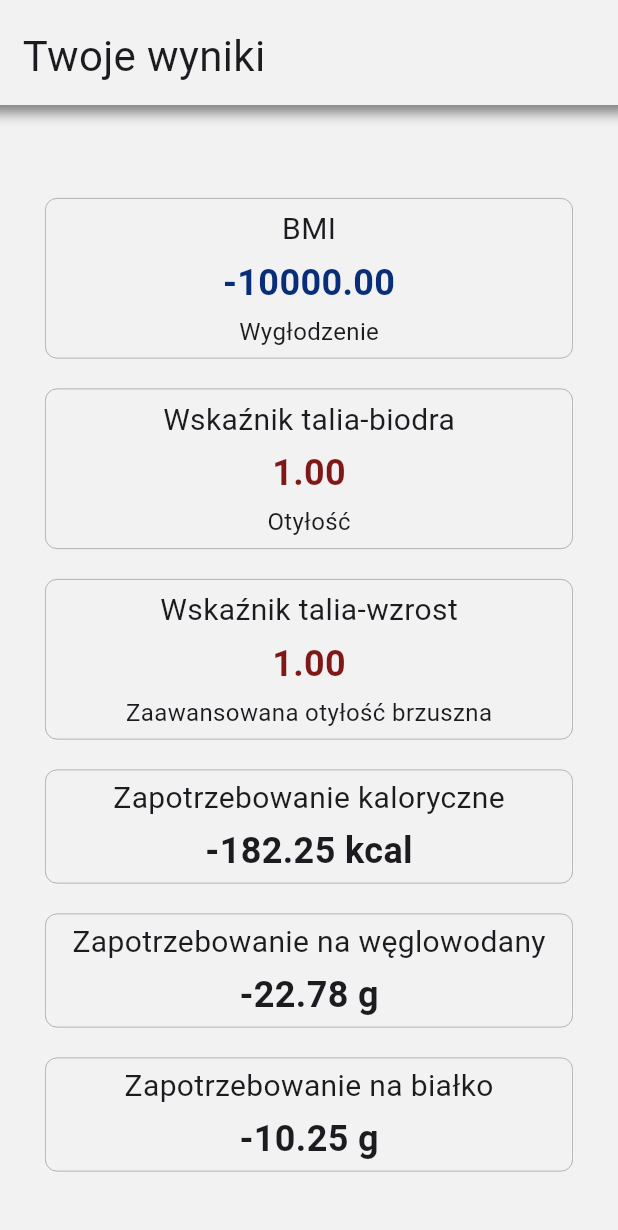
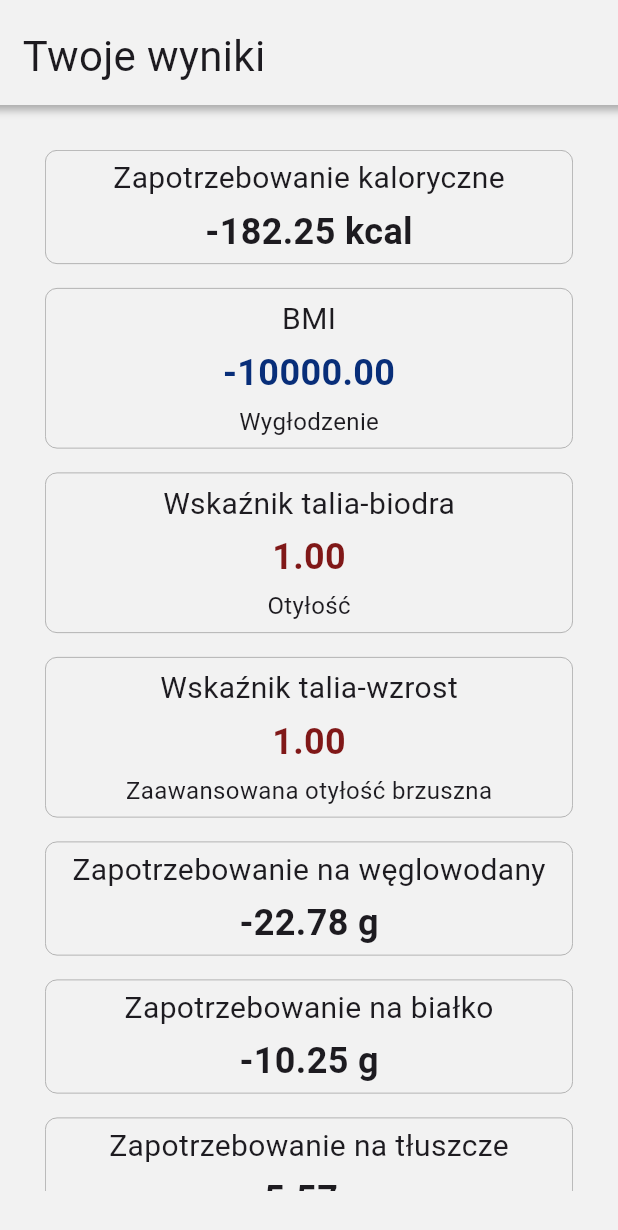
Before and after one commit to walig-here/dietetic-calc, a Flutter app: the ResultsPage screen opened directly, on a phone screen of 412 x 824 dp. Shown: the top 1230 px of the screen. Run offline on Flutter 3.47's test engine with Material 3 defaults, Android fonts, the phone set to English and light mode, and no system bars.

Commit message:
React final poprawki

```diff
--- a/dietetic_calc_flutter/lib/pages/form_page.dart
+++ b/dietetic_calc_flutter/lib/pages/form_page.dart
@@ -36,10 +36,9 @@ class _FormPageState extends State<FormPage> {
               HeaderBar(title: 'Uzupełnij dane'),
               Expanded(
                 child: Padding(
-                  padding: const EdgeInsets.all(30.0),
+                  padding: const EdgeInsets.symmetric(horizontal:40, vertical:30),
                   child: ListView(
                     children: [
-                      SizedBox(height: 32),
                       LabeledSelectionMenu(
                         options: GENDERS,
                         label: "Płeć",
@@ -51,7 +50,7 @@ class _FormPageState extends State<FormPage> {
                           });
                         },
                       ),
-                      SizedBox(height: 16),
+                      SizedBox(height: 20),
                       LabeledNumberInput(
                         labelText: 'Wiek (lata)',
                         handleOnChanged: (newAge, valid) {
@@ -61,7 +60,7 @@ class _FormPageState extends State<FormPage> {
                           });
                         },
                       ),
-                      SizedBox(height: 16),
+                      SizedBox(height: 20),
                       LabeledNumberInput(
                         labelText: 'Waga (kg)',
                         handleOnChanged: (newWeight, valid) {
@@ -71,7 +70,7 @@ class _FormPageState extends State<FormPage> {
                           });
                         },
                       ),
-                      SizedBox(height: 16),
+                      SizedBox(height: 20),
                       LabeledNumberInput(
                         labelText: 'Wzrost (cm)',
                         handleOnChanged: (newHeight, valid) {
@@ -81,7 +80,7 @@ class _FormPageState extends State<FormPage> {
                           });
                         },
                       ),
-                      SizedBox(height: 16),
+                      SizedBox(height: 20),
                       LabeledNumberInput(
                         labelText: 'Obwód w tali (cm)',
                         handleOnChanged: (newWaist, valid) {
@@ -91,7 +90,7 @@ class _FormPageState extends State<FormPage> {
                           });
                         },
                       ),
-                      SizedBox(height: 16),
+                      SizedBox(height: 20),
                       LabeledNumberInput(
                         labelText: 'Obwód w biodrach (cm)',
                         handleOnChanged: (newHips, valid) {
@@ -101,13 +100,13 @@ class _FormPageState extends State<FormPage> {
                           });
                         },
                       ),
-                      SizedBox(height: 16),
+                      SizedBox(height: 20),
                       Container(
                         width: double.infinity,
                         child: LabeledSelectionMenu(
                           options: ACTIVITY,
                           label: "Aktywność fizyczna",
-                          placeholder: 'Wybierz aktywność',
+                          placeholder: 'Wybierz poziom aktywności',
                           handleOnSelected: (newActivity, valid) {
                             appState.setActivity(newActivity);
                             setState(() {
@@ -116,7 +115,7 @@ class _FormPageState extends State<FormPage> {
                           },
                         ),
                       ),
-                      SizedBox(height: 32),
+                      SizedBox(height: 20),
                       MyButton(
                         label: 'oblicz raport',
                         handleOnPressed: () {
@@ -130,7 +129,6 @@ class _FormPageState extends State<FormPage> {
                           }
                         }
                       ),
-                      SizedBox(height: 32),
                     ],
                   ),
                 ),
--- a/dietetic_calc_flutter/lib/pages/results_page.dart
+++ b/dietetic_calc_flutter/lib/pages/results_page.dart
@@ -49,49 +49,48 @@ class _ResultsPageState extends State<ResultsPage> {
                   padding: const EdgeInsets.all(30),
                   child: ListView(
                     children: [
-                      SizedBox(height: 32),
+                      NotInterpretedCard(
+                        header: 'Zapotrzebowanie kaloryczne',
+                        unit: "kcal",
+                        value: totalKcal.toStringAsFixed(2),
+                      ),
+                      SizedBox(height: 16),
                       InterpretedCard(
                         header: 'BMI',
                         value: bmi.toStringAsFixed(2),
                         interpretation: _interpretBmi(),
                       ),
-                      SizedBox(height: 20),
+                      SizedBox(height: 16),
                       InterpretedCard(
                         header: 'Wskaźnik talia-biodra',
                         value: waistToHipsRatio.toStringAsFixed(2),
                         interpretation: _interpretWaistToHips(appState.gender)
                       ),
-                      SizedBox(height: 20),
+                      SizedBox(height: 16),
                       InterpretedCard(
                         header: 'Wskaźnik talia-wzrost',
                         value: waistToHeightRatio.toStringAsFixed(2),
                         interpretation: _interpretWaistToHeight(),
                       ),
-                      SizedBox(height: 20),
-                      NotInterpretedCard(
-                        header: 'Zapotrzebowanie kaloryczne',
-                        unit: "kcal",
-                        value: totalKcal.toStringAsFixed(2),
-                      ),
-                      SizedBox(height: 20),
+                      SizedBox(height: 16),
                       NotInterpretedCard(
                         header: 'Zapotrzebowanie na węglowodany',
                         unit: "g",
                         value: carbsGrams.toStringAsFixed(2),
                       ),
-                      SizedBox(height: 20),
+                      SizedBox(height: 16),
                       NotInterpretedCard(
                         header: 'Zapotrzebowanie na białko',
                         unit: "g",
                         value: proteinsGrams.toStringAsFixed(2),
                       ),
-                      SizedBox(height: 20),
+                      SizedBox(height: 16),
                       NotInterpretedCard(
                         header: 'Zapotrzebowanie na tłuszcze',
                         unit: "g",
                         value: fatsGrams.toStringAsFixed(2),
                       ),
-                      SizedBox(height: 32),
+                      SizedBox(height: 16),
                       MyButton(
                         label: 'rozpocznij jeszcze raz',
                         handleOnPressed: (){
@@ -120,9 +119,9 @@ class _ResultsPageState extends State<ResultsPage> {
     const MAX_TEMPERATE_CENTRAL_ADIPOSITY = 0.6;
 
     if (waistToHeightRatio < MAX_HEALTHY){
-        return [Color(0xffcdeba7), "Brak otyłości brzusznej"];
+        return [Color(0xff4D741B), "Brak otyłości brzusznej"];
     }if (waistToHeightRatio < MAX_TEMPERATE_CENTRAL_ADIPOSITY){
-        return [Color(0xffffff99), "Umiarkowana otyłość brzuszna"];
+        return [Color(0xff666600), "Umiarkowana otyłość brzuszna"];
     }
     return [Color(0xff801818), "Zaawansowana otyłość brzuszna"];
   }
@@ -132,10 +131,10 @@ class _ResultsPageState extends State<ResultsPage> {
     var MAX_OVERWEIGHT = gender == "Mężczyzna" ? 1 : 0.85;
 
     if (waistToHipsRatio < MAX_NORMAL_WEIGHT){
-        return [Color(0xffcdeba7), "Optymalna masa ciała"];
+        return [Color(0xff4B701A), "Optymalna masa ciała"];
     }
     if (waistToHipsRatio < MAX_OVERWEIGHT){
-        return [Color(0xffffff99), "Nadwaga"];
+        return [Color(0xff6B6B00), "Nadwaga"];
     }
     return [Color(0xff801818), "Otyłość"];
   }
@@ -145,22 +144,22 @@ class _ResultsPageState extends State<ResultsPage> {
       return [Color(0xff082e79), "Wygłodzenie"];
     }
     if (bmi < 17){
-        return [Color(0xff4169e1), "Wychudzenie"];
+        return [Color(0xff305BDF), "Wychudzenie"];
     }
     if (bmi < 18.5){
-        return [Color(0xfface1af), "Niedowaga"];
+        return [Color(0xff2A792C), "Niedowaga"];
     }
     if (bmi < 25.5){
-        return [Color(0xffcdeba7), "Optymalna masa ciała"];
+        return [Color(0xff50781C), "Optymalna masa ciała"];
     }
     if (bmi < 30){
-        return [Color(0xffffff99), "Nadwaga"];
+        return [Color(0xff6B6B00), "Nadwaga"];
     }
     if (bmi < 35){
-        return [Color(0xfffde456), "Otyłość I stopnia"];
+        return [Color(0xff796702), "Otyłość I stopnia"];
     }
     if (bmi < 40){
-        return [Color(0xffcf2929), "Otyłość II stopnia"];
+        return [Color(0xffCF2929), "Otyłość II stopnia"];
     }
     return [Color(0xfffc801818), "Otyłość III stopnia"];
   }
--- a/dietetic_calc_flutter/lib/widgets/button.dart
+++ b/dietetic_calc_flutter/lib/widgets/button.dart
@@ -23,8 +23,6 @@ class MyButton extends StatelessWidget {
           side: BorderSide(color: Color(0xff2c2c2c), width: 1),
         ),
       ),
-      child: Padding(
-        padding: const EdgeInsets.all(12),
       child: Text(
         label.toUpperCase(),
         style: TextStyle(
@@ -32,7 +30,6 @@ class MyButton extends StatelessWidget {
           color: Color(0xfff5f5f5),
           fontWeight: FontWeight.w500
         )
-        ),
       )
     );
   }
--- a/dietetic_calc_flutter/lib/widgets/header_bar.dart
+++ b/dietetic_calc_flutter/lib/widgets/header_bar.dart
@@ -17,9 +17,9 @@ class HeaderBar extends StatelessWidget {
         boxShadow: [
           BoxShadow(
             offset: Offset(0, -5),
-            color: Colors.black.withOpacity(0.5),
-            blurRadius: 7,
-            spreadRadius: 10
+            color: Colors.black.withOpacity(0.3),
+            blurRadius: 4,
+            spreadRadius: 8
           )
         ]
       ),
```
Lines whose indentation alone changed are shown as unchanged.
